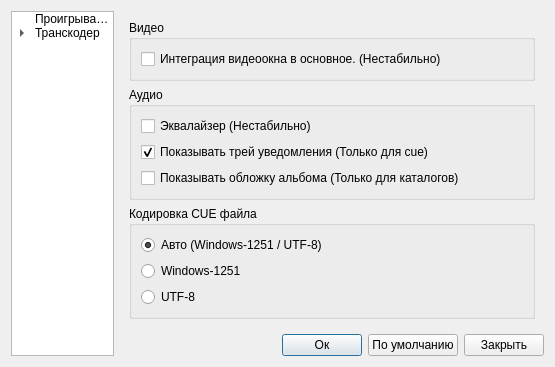
Above: ui/preferences.ui from ipse666/cueplayer before the change. Below: the same form after it.
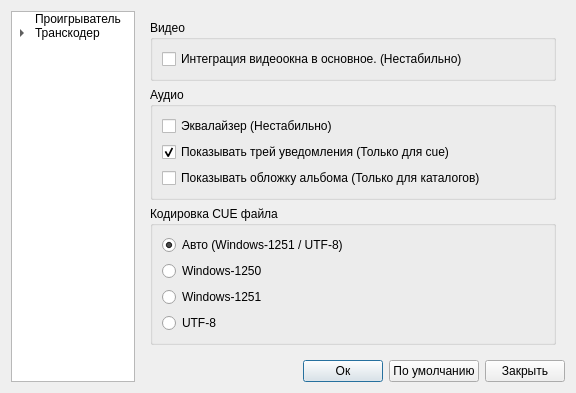
That is the form after the change. Icons and pictures are not drawn.

What changed in the file:
```diff
--- a/ui/preferences.ui
+++ b/ui/preferences.ui
@@ -6,8 +6,8 @@
    <rect>
     <x>0</x>
     <y>0</y>
-    <width>555</width>
-    <height>351</height>
+    <width>576</width>
+    <height>360</height>
    </rect>
   </property>
   <property name="windowTitle">
@@ -172,13 +172,20 @@
            </widget>
           </item>
           <item row="1" column="0">
-           <widget class="QRadioButton" name="cpRadioButton">
+           <widget class="QRadioButton" name="cp1250RadioButton">
+            <property name="text">
+             <string>Windows-1250</string>
+            </property>
+           </widget>
+          </item>
+          <item row="2" column="0">
+           <widget class="QRadioButton" name="cp1251RadioButton">
             <property name="text">
              <string>Windows-1251</string>
             </property>
            </widget>
           </item>
-          <item row="2" column="0">
+          <item row="3" column="0">
            <widget class="QRadioButton" name="utfRadioButton">
             <property name="text">
              <string>UTF-8</string>
```
Left out of the diff: 8 changed lines with no effect on the pictures.
